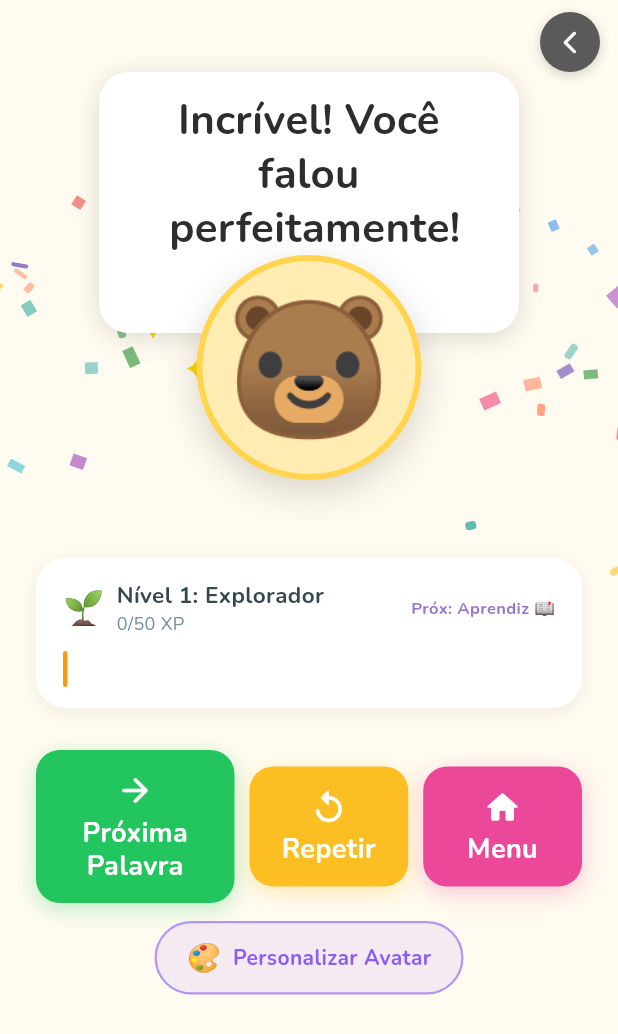
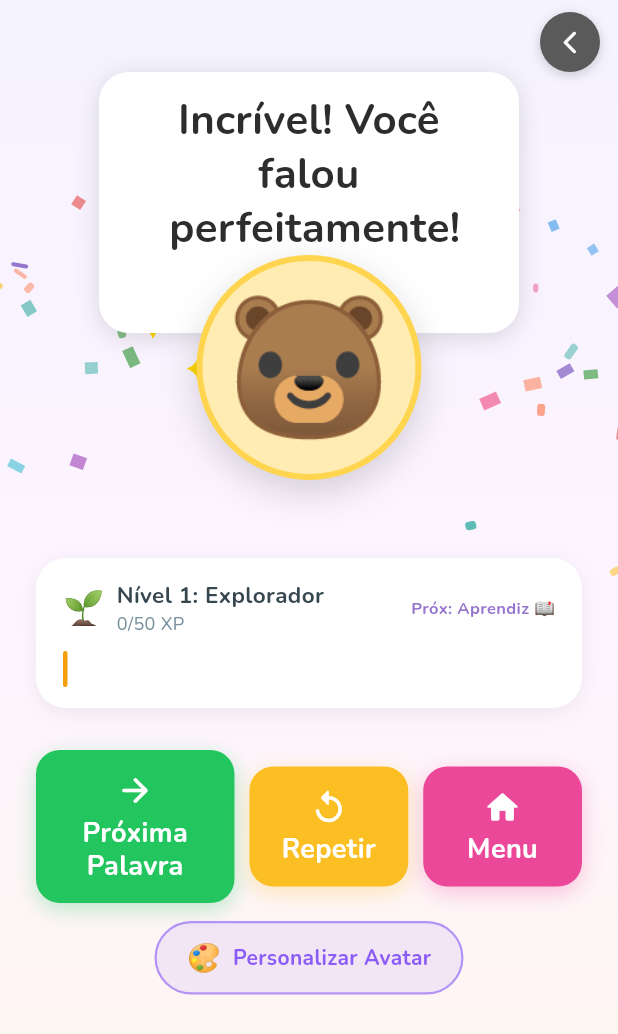
Before and after one commit to walacedesilva/Leiturinha_Infantil, a Flutter app: the FeedbackRecompensasScreen screen opened directly with empty values, on a phone screen of 412 x 824 dp. Shown: the top 1034 px of the screen. Run offline on Flutter 3.47's test engine with Material 3 defaults, Android fonts, the phone set to English and light mode, and no system bars; drawn by our look-alikes of flutter_animate; our stand-ins replace audioplayers, flutter_tts, google_sign_in, pdf, share_plus, shared_preferences and 2 more; missing offline and left inert: android_intent_plus, app_settings, dart:js, screen_brightness, webview_flutter_android, webview_flutter_wkwebview; accounts and stored records are empty.

Commit message:
style(recompensa): fundo em gradiente lilas->quente conforme prototipo

```diff
--- a/lib/features/reading_game/presentation/screens/feedback_recompensas_screen.dart
+++ b/lib/features/reading_game/presentation/screens/feedback_recompensas_screen.dart
@@ -84,9 +84,22 @@ class _FeedbackRecompensasScreenState extends State<FeedbackRecompensasScreen>
   @override
   Widget build(BuildContext context) {
     return Scaffold(
-      backgroundColor: const Color(0xFFFFFBF0),
+      backgroundColor: const Color(0xFFF5F3FF),
       body: Stack(
         children: [
+          // Fundo — gradiente lilas -> quente (prototipo)
+          const Positioned.fill(
+            child: DecoratedBox(
+              decoration: BoxDecoration(
+                gradient: LinearGradient(
+                  begin: Alignment.topCenter,
+                  end: Alignment.bottomCenter,
+                  colors: [Color(0xFFF5F3FF), Color(0xFFFDF4FF), Color(0xFFFFF7ED)],
+                  stops: [0.0, 0.5, 1.0],
+                ),
+              ),
+            ),
+          ),
           // ── Confetti layer ────────────────────────────────────────────
           Positioned.fill(
             child: AnimatedBuilder(
```
